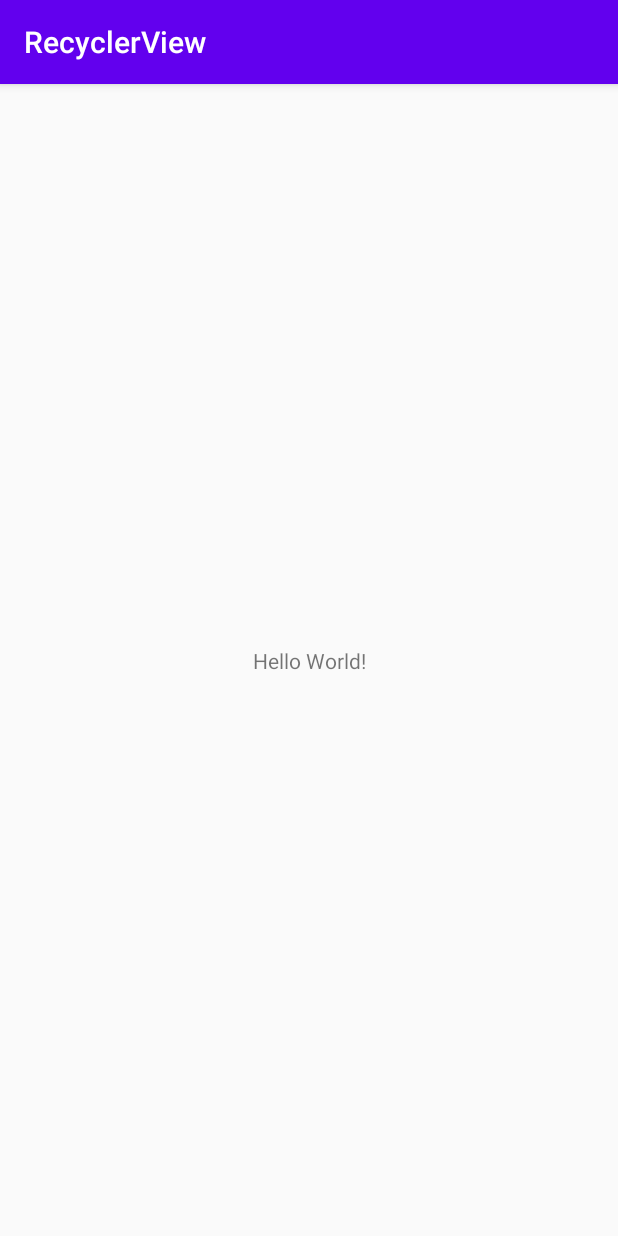
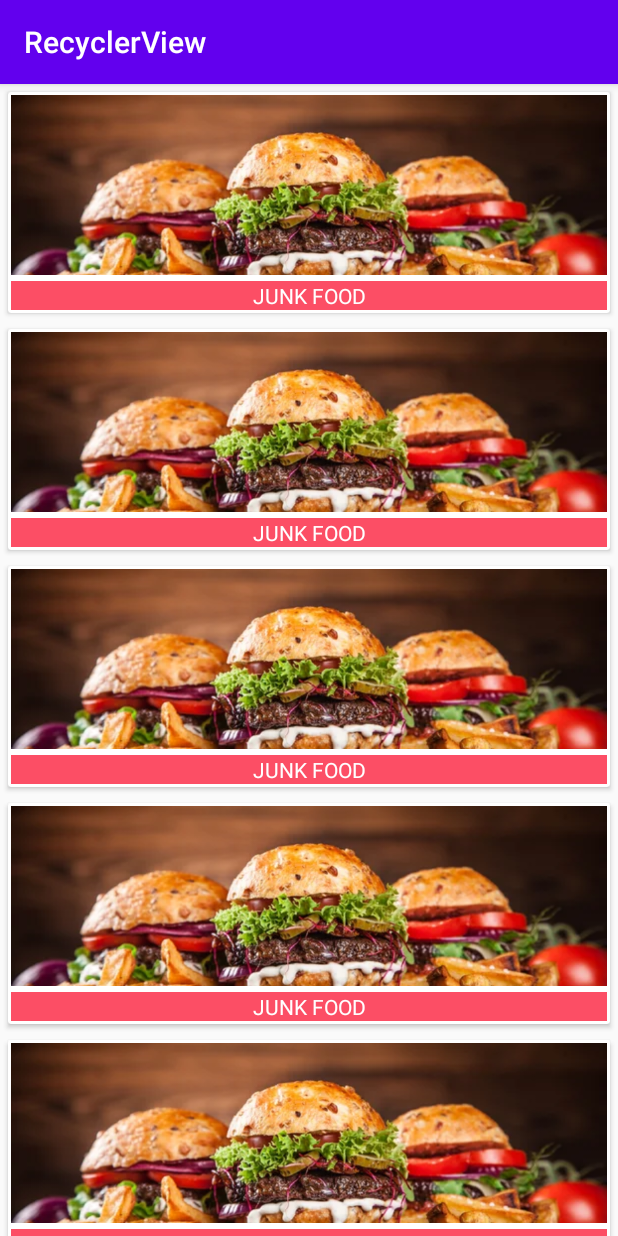
Before and after one commit to Abjtkr05/AndroidDev, an Android app: the screen it shows after launch (MainActivity), on a phone screen of 412 x 824 dp. Run offline under Robolectric (Android 15) with nearby library versions, the phone set to English and light mode, and no system bars.

Commit message:
Recycler View Comp

```diff
--- a/RecyclerView/app/build.gradle
+++ b/RecyclerView/app/build.gradle
@@ -36,6 +36,8 @@ dependencies {
 
     implementation 'com.android.support:appcompat-v7:28.0.0'
     implementation 'com.android.support.constraint:constraint-layout:2.0.4'
+    implementation 'com.android.support:cardview-v7:28.0.0'
+    implementation 'com.android.support:recyclerview-v7:28.0.0'
     testImplementation 'junit:junit:4.13.2'
     androidTestImplementation 'com.android.support.test:runner:1.0.2'
     androidTestImplementation 'com.android.support.test.espresso:espresso-core:3.0.2'
--- /dev/null
+++ b/RecyclerView/app/src/main/java/com/example/recyclerview/ContactModel.kt
@@ -0,0 +1,12 @@
+package com.example.recyclerview
+
+class ContactModel(img : Int,name : String) {
+    var img:Int
+    var name:String
+    init {
+        this.img = img
+        this.name = name
+    }
+
+
+}
--- a/RecyclerView/app/src/main/java/com/example/recyclerview/MainActivity.kt
+++ b/RecyclerView/app/src/main/java/com/example/recyclerview/MainActivity.kt
@@ -2,10 +2,40 @@ package com.example.recyclerview
 
 import android.support.v7.app.AppCompatActivity
 import android.os.Bundle
+import android.support.v7.widget.LinearLayoutManager
+import android.support.v7.widget.RecyclerView
+import kotlinx.android.synthetic.main.activity_main.*
 
 class MainActivity : AppCompatActivity() {
+    var List = ArrayList<ContactModel>()
     override fun onCreate(savedInstanceState: Bundle?) {
         super.onCreate(savedInstanceState)
         setContentView(R.layout.activity_main)
+        recView.layoutManager = LinearLayoutManager(this)
+        var model = ContactModel(R.drawable.burger,"JUNK FOOD")
+        List.add(model)
+        List.add(model)
+        List.add(model)
+        List.add(model)
+        List.add(model)
+        List.add(model)
+        List.add(model)
+        List.add(model)
+        List.add(model)
+        List.add(model)
+        List.add(model)
+        List.add(model)
+        List.add(model)
+        List.add(model)
+        List.add(model)
+        List.add(model)
+        List.add(model)
+        List.add(model)
+        List.add(model)
+        List.add(model)
+
+        var adapter1  = MyAddaptor(List)
+        recView.layoutManager = LinearLayoutManager(this)
+        recView.adapter = adapter1
     }
 }
--- /dev/null
+++ b/RecyclerView/app/src/main/java/com/example/recyclerview/RecyclerContactAdapter.kt
@@ -0,0 +1,27 @@
+package com.example.recyclerview
+
+import android.content.Context
+import android.support.v7.widget.RecyclerView
+import android.view.LayoutInflater
+import android.view.View
+import android.view.ViewGroup
+import kotlinx.android.synthetic.main.contact_row.view.*
+
+class MyAddaptor(val LisT : ArrayList<ContactModel>) : RecyclerView.Adapter<MyAddaptor.MyViewHolder>(){
+
+    class MyViewHolder( myView : View) : RecyclerView.ViewHolder(myView){
+
+    }
+
+    override fun onCreateViewHolder(p0: ViewGroup, p1: Int): MyViewHolder {
+        val v = LayoutInflater.from(p0.context).inflate(R.layout.contact_row, p0, false)
+        return MyViewHolder(v)
+    }
+
+    override fun onBindViewHolder(p0: MyViewHolder, p1: Int) {
+        p0.itemView.img.setImageResource(LisT[p1].img)
+        p0.itemView.cap.text = LisT[p1].name
+    }
+
+    override fun getItemCount(): Int = LisT.size
+}
--- a/RecyclerView/app/src/main/res/layout/activity_main.xml
+++ b/RecyclerView/app/src/main/res/layout/activity_main.xml
@@ -1,18 +1,15 @@
 <?xml version="1.0" encoding="utf-8"?>
-<android.support.constraint.ConstraintLayout xmlns:android="http://schemas.android.com/apk/res/android"
+<LinearLayout xmlns:android="http://schemas.android.com/apk/res/android"
     xmlns:app="http://schemas.android.com/apk/res-auto"
     xmlns:tools="http://schemas.android.com/tools"
     android:layout_width="match_parent"
     android:layout_height="match_parent"
+    android:orientation="vertical"
     tools:context=".MainActivity">
+    <android.support.v7.widget.RecyclerView
+        android:id="@+id/recView"
+        android:layout_width="match_parent"
+        android:layout_height="wrap_content" />
 
-    <TextView
-        android:layout_width="wrap_content"
-        android:layout_height="wrap_content"
-        android:text="Hello World!"
-        app:layout_constraintBottom_toBottomOf="parent"
-        app:layout_constraintEnd_toEndOf="parent"
-        app:layout_constraintStart_toStartOf="parent"
-        app:layout_constraintTop_toTopOf="parent" />
 
-</android.support.constraint.ConstraintLayout>
+</LinearLayout>
--- a/RecyclerView/app/src/main/res/layout/contact_row.xml
+++ b/RecyclerView/app/src/main/res/layout/contact_row.xml
@@ -1,6 +1,37 @@
 <?xml version="1.0" encoding="utf-8"?>
-<android.support.constraint.ConstraintLayout xmlns:android="http://schemas.android.com/apk/res/android"
-             android:layout_width="match_parent"
-             android:layout_height="match_parent">
+<LinearLayout xmlns:android="http://schemas.android.com/apk/res/android"
+    android:layout_width="match_parent"
+    android:layout_height="wrap_content">
 
-</android.support.constraint.ConstraintLayout>
+
+    <android.support.v7.widget.CardView
+        android:layout_width="match_parent"
+        android:layout_height="wrap_content"
+        android:layout_margin="5dp"
+        android:layout_marginStart="2dp"
+        android:layout_marginEnd="2dp"
+        android:elevation="5dp">
+        <LinearLayout
+            android:layout_width="match_parent"
+            android:layout_height="wrap_content"
+            android:orientation="vertical">
+            <ImageView
+                android:id="@+id/img"
+                android:layout_width="match_parent"
+                android:layout_height="120dp"
+                android:scaleType="centerCrop"
+                android:layout_margin="2dp"
+                android:src="@drawable/burger"/>
+            <TextView
+                android:id="@+id/cap"
+                android:layout_width="match_parent"
+                android:layout_height="wrap_content"
+                android:textColor="@color/white"
+                android:text="JUNK FOOD"
+                android:background="#FC4E65"
+                android:layout_margin="2dp"
+                android:gravity="center"/>
+        </LinearLayout>
+    </android.support.v7.widget.CardView>
+
+</LinearLayout>
--- /dev/null
+++ b/ToDo/app/src/main/java/com/example/todo/Models/models.kt
@@ -0,0 +1,4 @@
+package com.example.todo.Models
+
+class models {
+}
--- /dev/null
+++ b/ToDo/app/src/main/java/com/example/todo/adapters/ToDoadapters.kt
@@ -0,0 +1,4 @@
+package com.example.todo.adapters
+
+class ToDoadapters {
+}
```
